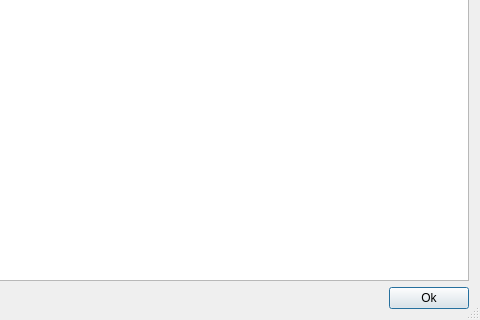
edeforas/Astree, file DialogMediumManager.ui: the form before one commit; both pictures show x 405 to 885 and y 265 to 585 of the 885 by 585 pixel window.
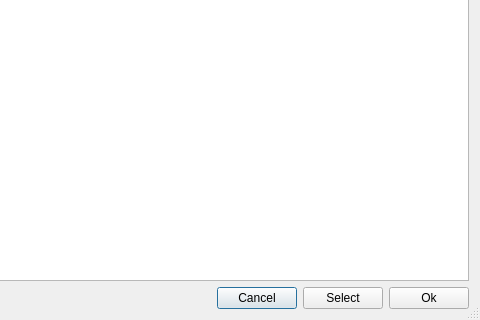
The form after the commit. Icons and pictures are not drawn.

Diff of the .ui file:
```diff
--- a/DialogMediumManager.ui
+++ b/DialogMediumManager.ui
@@ -42,7 +42,21 @@
         </spacer>
        </item>
        <item>
-        <widget class="QPushButton" name="pushButton_3">
+        <widget class="QPushButton" name="btnCancel">
+         <property name="text">
+          <string>Cancel</string>
+         </property>
+        </widget>
+       </item>
+       <item>
+        <widget class="QPushButton" name="btnSelect">
+         <property name="text">
+          <string>Select</string>
+         </property>
+        </widget>
+       </item>
+       <item>
+        <widget class="QPushButton" name="btnOk">
          <property name="text">
           <string>Ok</string>
          </property>
```
